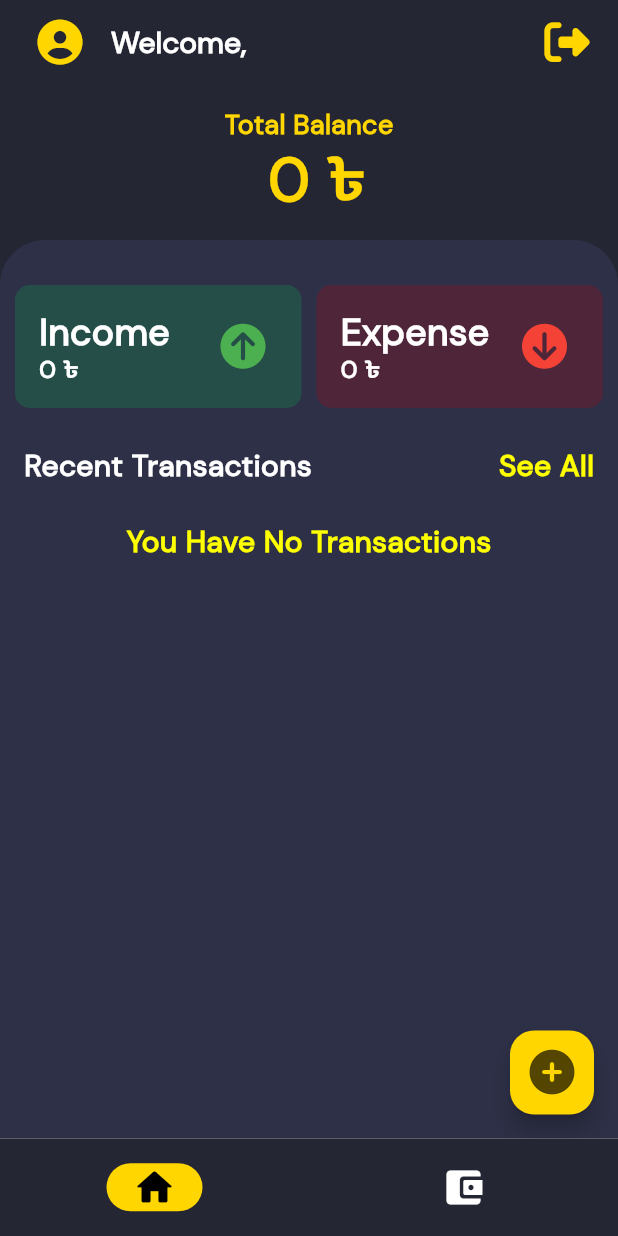
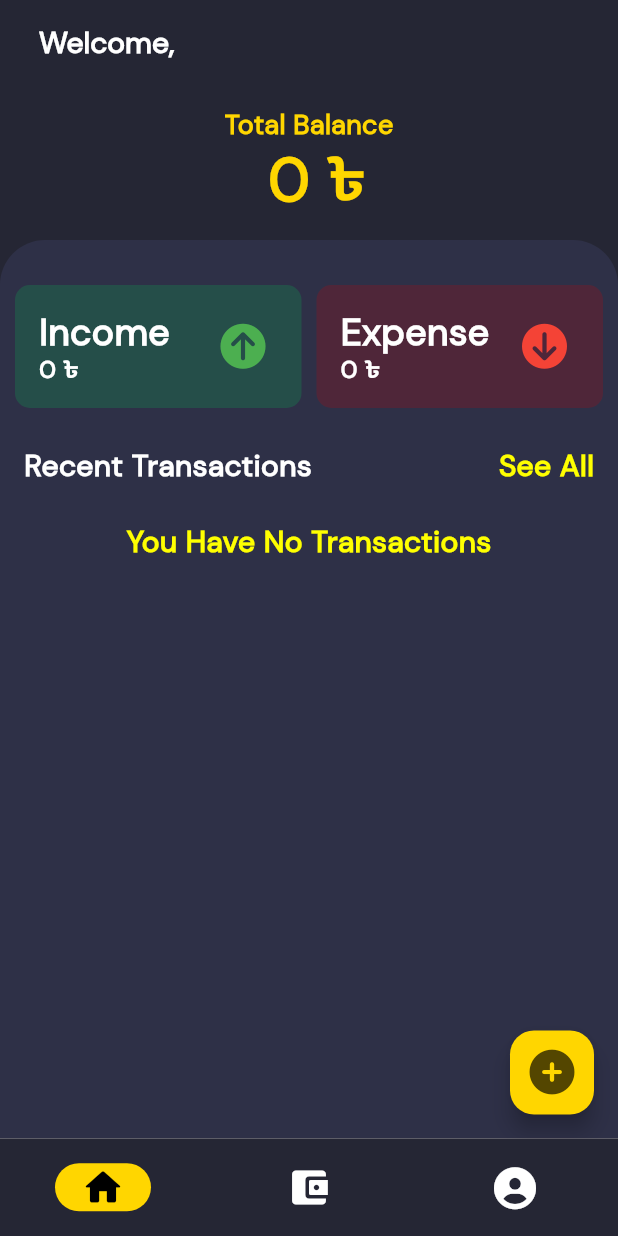
Before and after one commit to Tamim200042130/Finance-Master-Pro, a Flutter app: the screen it shows once a user with an empty profile is signed in, on a phone screen of 412 x 824 dp. Run offline on Flutter 3.47's test engine with Material 3 defaults, Android fonts, the phone set to English and light mode, and no system bars; our stand-ins replace cloud_firestore, firebase_auth, firebase_core, font_awesome_flutter, google_mobile_ads; accounts and stored records are empty.

Commit message:
ui-modification

```diff
--- a/lib/screens/dashboard.dart
+++ b/lib/screens/dashboard.dart
@@ -1,5 +1,6 @@
 import 'package:finance_master_pro/screens/home_screen.dart';
 import 'package:finance_master_pro/screens/transaction_screen.dart';
+import 'package:finance_master_pro/screens/user_profile.dart';
 import 'package:finance_master_pro/widgets/navbar.dart';
 import 'package:flutter/material.dart';
 
@@ -16,7 +17,7 @@ class _DashboardState extends State<Dashboard> {
   var authService = AuthService();
   var isLogoutLoading = false;
   int currentIndex = 0;
-  var pageViewList = [HomeScreen(), TransactionScreen()];
+  var pageViewList = [HomeScreen(), TransactionScreen(), UserProfilePage()];
 
   @override
   Widget build(BuildContext context) {
--- a/lib/screens/sign_up.dart
+++ b/lib/screens/sign_up.dart
@@ -41,6 +41,7 @@ class _SignUpState extends State<SignUp> {
         'remainingAmount': 0,
         'totalIncome': 0,
         'totalExpense': 0,
+        'updatedAt': DateTime.now().millisecondsSinceEpoch,
       };
       await authService.createUser(data, context);
       setState(() {
--- a/lib/services/auth_service.dart
+++ b/lib/services/auth_service.dart
@@ -26,7 +26,7 @@ class AuthService {
               backgroundColor: Color(0xFF252634),
               title: Text('Sign Up Failed',
                   style: TextStyle(
-                    color: Colors.white,
+                    color: Colors.redAccent,
                     fontWeight: FontWeight.w600,
                   )),
               content: Text(e.toString(),
@@ -44,6 +44,7 @@ class AuthService {
                       'Okay',
                       style: TextStyle(
                         color: Colors.yellowAccent[700],
+                        fontSize: 18,
                       ),
                     ))
               ],
@@ -69,7 +70,7 @@ class AuthService {
               backgroundColor: Color(0xFF252634),
               title: Text('Login Error',
                   style: TextStyle(
-                    color: Colors.white,
+                    color: Colors.redAccent,
                     fontWeight: FontWeight.w600,
                   )),
               content: Text(e.toString(),
@@ -86,6 +87,7 @@ class AuthService {
                     child: Text('Okay',
                         style: TextStyle(
                           color: Colors.yellowAccent[700],
+                          fontSize: 18,
                         )))
               ],
             );
--- a/lib/widgets/navbar.dart
+++ b/lib/widgets/navbar.dart
@@ -1,4 +1,5 @@
 import 'package:flutter/material.dart';
+import 'package:font_awesome_flutter/font_awesome_flutter.dart';
 
 class NavBar extends StatelessWidget {
   NavBar(
@@ -12,7 +13,7 @@ class NavBar extends StatelessWidget {
   @override
   Widget build(BuildContext context) {
     return NavigationBar(
-      backgroundColor:Color(0xFF252634),
+      backgroundColor: Color(0xFF252634),
       selectedIndex: selectedIndex,
       onDestinationSelected: onDestinationSelected,
       indicatorColor: Colors.yellowAccent[700],
@@ -20,16 +21,44 @@ class NavBar extends StatelessWidget {
       height: 65,
       destinations: const <Widget>[
         NavigationDestination(
-          icon: Icon(Icons.home_rounded,color: Colors.white,size: 30,),
-          selectedIcon: Icon(Icons.home_rounded,color: Colors.black,size: 30,),
+          icon: Icon(
+            Icons.home_rounded,
+            color: Colors.white,
+            size: 30,
+          ),
+          selectedIcon: Icon(
+            Icons.home_rounded,
+            color: Colors.black,
+            size: 30,
+          ),
           label: 'Home',
         ),
         NavigationDestination(
-          icon: Icon(Icons.account_balance_wallet_rounded,color: Colors.white,size: 30,),
-          selectedIcon: Icon(Icons.account_balance_wallet_rounded,color: Colors.black,size: 30,),
+          icon: Icon(
+            Icons.account_balance_wallet_rounded,
+            color: Colors.white,
+            size: 30,
+          ),
+          selectedIcon: Icon(
+            Icons.account_balance_wallet_rounded,
+            color: Colors.black,
+            size: 30,
+          ),
           label: 'Transactions',
         ),
-
+        NavigationDestination(
+          icon: Icon(
+            FontAwesomeIcons.solidCircleUser,
+            color: Colors.white,
+            size: 28,
+          ),
+          selectedIcon: Icon(
+            FontAwesomeIcons.solidCircleUser,
+            color: Colors.black,
+            size: 28,
+          ),
+          label: 'Profile',
+        ),
       ],
     );
   }
--- a/lib/widgets/time_line_month.dart
+++ b/lib/widgets/time_line_month.dart
@@ -3,6 +3,7 @@ import 'package:intl/intl.dart';
 
 class TimeLineMonth extends StatefulWidget {
   const TimeLineMonth({super.key, required this.onChanged});
+
   final ValueChanged<String?> onChanged;
 
   @override
```
Also changed, not shown: lib/screens/home_screen.dart (+15 -87 lines).
